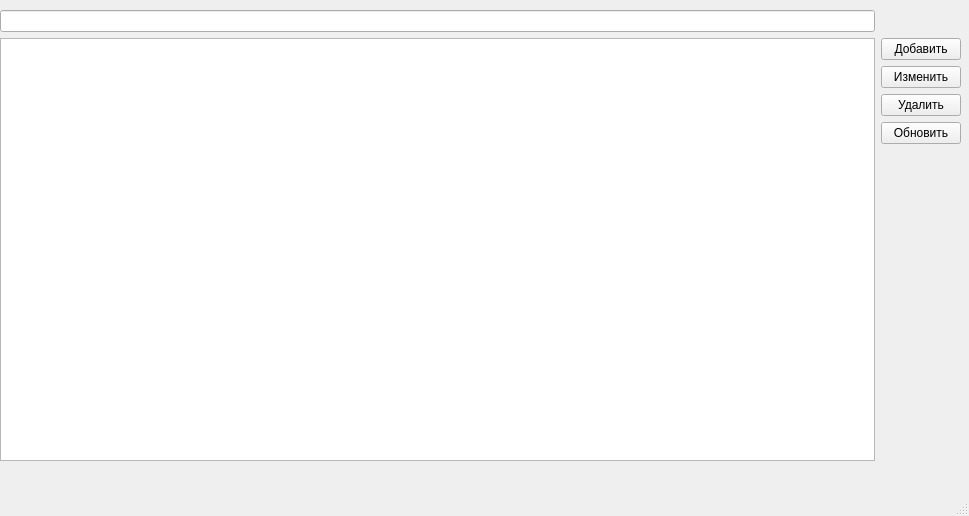
First picture: the form in mainwindow.ui, repository EvheniCH-Ufa/SimpleContractRegister, before the edit.
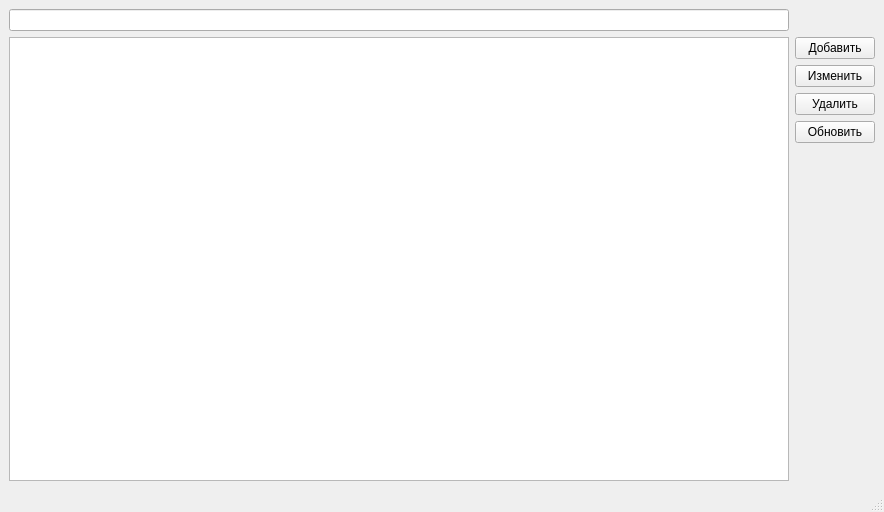
Second picture: the form after the edit.

Commit message: Поправил компоновку

What changed in the file:
```diff
--- a/mainwindow.ui
+++ b/mainwindow.ui
@@ -6,23 +6,16 @@
    <rect>
     <x>0</x>
     <y>0</y>
-    <width>969</width>
-    <height>516</height>
+    <width>884</width>
+    <height>512</height>
    </rect>
   </property>
   <property name="windowTitle">
    <string>MainWindow</string>
   </property>
   <widget class="QWidget" name="centralwidget">
-   <widget class="QWidget" name="layoutWidget">
-    <property name="geometry">
-     <rect>
-      <x>0</x>
-      <y>10</y>
-      <width>961</width>
-      <height>451</height>
-     </rect>
-    </property>
+   <layout class="QHBoxLayout" name="horizontalLayout">
+    <item>
     <layout class="QGridLayout" name="gridLayout">
      <item row="1" column="1">
       <layout class="QVBoxLayout" name="verticalLayout">
@@ -76,7 +69,8 @@
       <widget class="QLineEdit" name="searchEdit"/>
      </item>
     </layout>
-   </widget>
+    </item>
+   </layout>
   </widget>
   <widget class="QMenuBar" name="menubar">
    <property name="geometry">
```
Left out of the diff: 4 changed lines with no effect on the pictures. Lines whose indentation alone changed are shown as unchanged.
